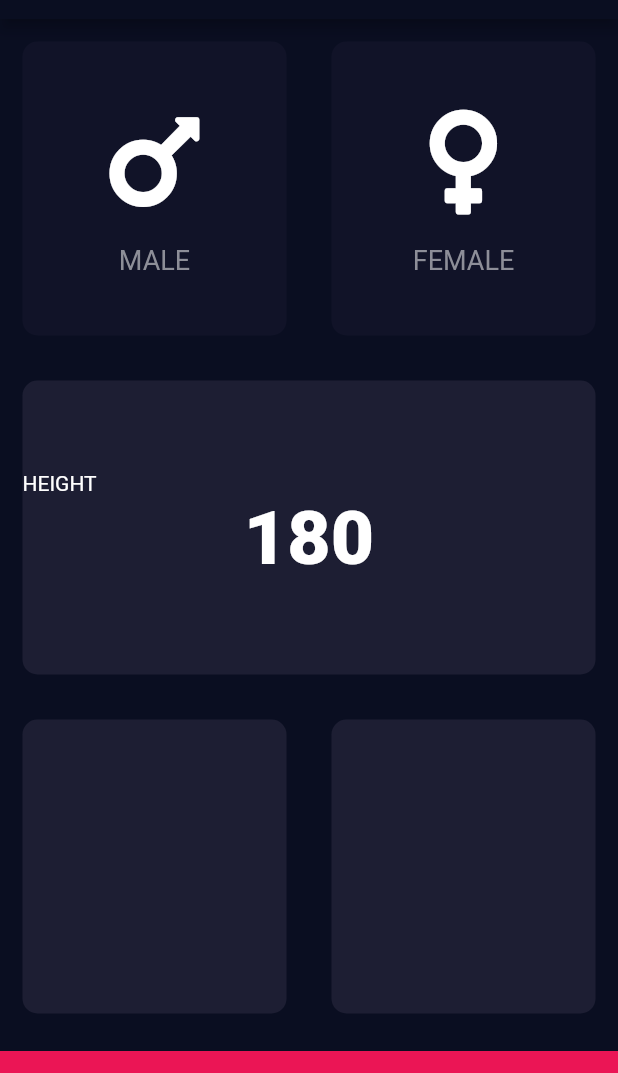
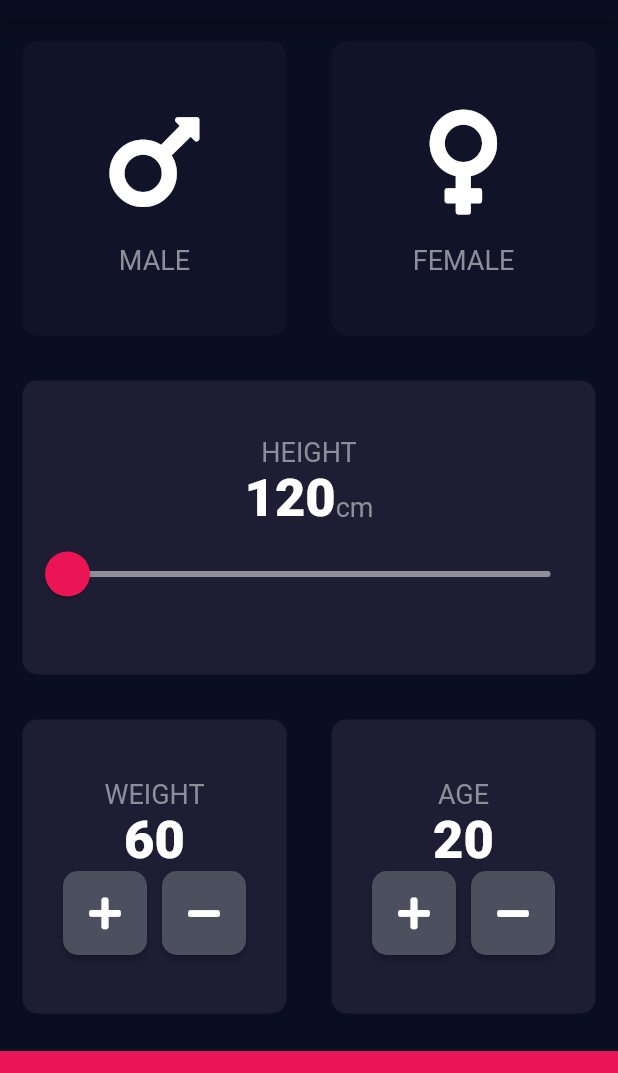
Before and after one commit to cemtaskin/bmi_calculator_2020, a Flutter app: the screen it shows after launch, on a phone screen of 412 x 824 dp, the part 65-1138 px from its top. Run offline on Flutter 3.47's test engine with Material 2 defaults, Android fonts, the phone set to English and light mode, and no system bars; our stand-ins replace font_awesome_flutter.

Commit message:
User ınout interfaces created.

```diff
--- /dev/null
+++ b/lib/RoundIconButton.dart
@@ -0,0 +1,22 @@
+import 'package:flutter/material.dart';
+
+class RoundIconButton extends StatelessWidget {
+  final IconData icon;
+  final Function onPressed;
+
+  RoundIconButton({this.icon, this.onPressed});
+
+  @override
+  Widget build(BuildContext context) {
+    return RawMaterialButton(
+      onPressed: onPressed,
+      child: Icon(icon),
+      constraints: BoxConstraints.tightFor(
+        width: 56.0,
+        height: 56.0,
+      ),
+      shape: RoundedRectangleBorder(borderRadius: BorderRadius.circular(10.0)),
+      fillColor: Color(0xFF4C4F5E),
+    );
+  }
+}
--- /dev/null
+++ b/lib/constants.dart
@@ -0,0 +1,13 @@
+import 'package:flutter/material.dart';
+
+const kBottomContainerHeight = 80.0;
+const kActiveCardColor = Color(0xFF1D1E33);
+const kInactiveCardColor = Color(0xFF111328);
+const kBottomContainerColor = Color(0xFFEB1555);
+
+const kLabelTextStyle = TextStyle(fontSize: 18.0, color: Color(0xFF8D8E98));
+
+const kNumberTextStyle = TextStyle(
+  fontSize: 35.0,
+  fontWeight: FontWeight.w900,
+);
--- a/lib/input_page.dart
+++ b/lib/input_page.dart
@@ -1,13 +1,9 @@
+import 'package:bmi_calculator_2/RoundIconButton.dart';
 import 'package:bmi_calculator_2/icon_content.dart';
 import 'package:bmi_calculator_2/reusable_card.dart';
 import 'package:flutter/material.dart';
 import 'package:font_awesome_flutter/font_awesome_flutter.dart';
-
-const bottomContainerHeight = 80.0;
-const activeCardColor = Color(0xFF1D1E33);
-const inactiveCardColor = Color(0xFF111328);
-
-const bottomContainerColor = Color(0xFFEB1555);
+import 'constants.dart';
 
 enum Gender { Male, Female }
 
@@ -19,6 +15,10 @@ class InputPage extends StatefulWidget {
 class _InputPageState extends State<InputPage> {
   Gender selectedGender;
 
+  int height = 120;
+  int weight = 60;
+  int age = 20;
+
   @override
   Widget build(BuildContext context) {
     return Scaffold(
@@ -26,6 +26,7 @@ class _InputPageState extends State<InputPage> {
         title: Text('BMI CALCULATOR'),
       ),
       body: Column(
+        crossAxisAlignment: CrossAxisAlignment.stretch,
         children: [
           Expanded(
             child: Row(
@@ -38,8 +39,8 @@ class _InputPageState extends State<InputPage> {
                       });
                     },
                     color: selectedGender == Gender.Male
-                        ? activeCardColor
-                        : inactiveCardColor,
+                        ? kActiveCardColor
+                        : kInactiveCardColor,
                     cardChild: IconContent(
                       icon: FontAwesomeIcons.mars,
                       label: 'MALE',
@@ -54,8 +55,8 @@ class _InputPageState extends State<InputPage> {
                       });
                     },
                     color: selectedGender == Gender.Female
-                        ? activeCardColor
-                        : inactiveCardColor,
+                        ? kActiveCardColor
+                        : kInactiveCardColor,
                     cardChild: IconContent(
                       icon: FontAwesomeIcons.venus,
                       label: 'FEMALE',
@@ -67,25 +68,45 @@ class _InputPageState extends State<InputPage> {
           ),
           Expanded(
             child: ReusableCard(
-              color: activeCardColor,
-              cardChild: Column(
+              color: kActiveCardColor,
+              cardChild: Center(
+                child: Column(
                   crossAxisAlignment: CrossAxisAlignment.stretch,
                   mainAxisAlignment: MainAxisAlignment.center,
                   children: [
-                  Text(
+                    Center(
+                      child: Text(
                         'HEIGHT',
+                        style: kLabelTextStyle,
+                      ),
                     ),
                     Row(
                       mainAxisAlignment: MainAxisAlignment.center,
+                      crossAxisAlignment: CrossAxisAlignment.baseline,
+                      textBaseline: TextBaseline.ideographic,
                       children: [
-                      Text('180',
-                          style: TextStyle(
-                            fontSize: 50.0,
-                            fontWeight: FontWeight.w900,
-                          ))
+                        Text(
+                          height.toString(),
+                          style: kNumberTextStyle,
+                        ),
+                        Text(
+                          'cm',
+                          style: kLabelTextStyle,
+                        ),
                       ],
+                    ),
+                    Slider(
+                      value: height.toDouble(),
+                      min: 120.0,
+                      max: 220.0,
+                      onChanged: (value) {
+                        setState(() {
+                          height = value.round();
+                        });
+                      },
                     )
                   ],
+                ),
               ),
             ),
           ),
@@ -94,22 +115,98 @@ class _InputPageState extends State<InputPage> {
               children: [
                 Expanded(
                   child: ReusableCard(
-                    color: activeCardColor,
+                    color: kActiveCardColor,
+                    cardChild: Column(
+                      mainAxisAlignment: MainAxisAlignment.center,
+                      crossAxisAlignment: CrossAxisAlignment.center,
+                      children: [
+                        Text(
+                          'WEIGHT',
+                          style: kLabelTextStyle,
+                        ),
+                        Text(
+                          weight.toString(),
+                          style: kNumberTextStyle,
+                        ),
+                        Row(
+                          mainAxisAlignment: MainAxisAlignment.center,
+                          children: [
+                            RoundIconButton(
+                              icon: FontAwesomeIcons.plus,
+                              onPressed: () {
+                                setState(() {
+                                  weight++;
+                                });
+                              },
+                            ),
+                            SizedBox(
+                              width: 10.0,
+                            ),
+                            RoundIconButton(
+                              icon: FontAwesomeIcons.minus,
+                              onPressed: () {
+                                setState(() {
+                                  weight--;
+                                });
+                              },
+                            ),
+                          ],
+                        ),
+                      ],
+                    ),
                   ),
                 ),
                 Expanded(
                   child: ReusableCard(
-                    color: activeCardColor,
+                    color: kActiveCardColor,
+                    cardChild: Column(
+                      mainAxisAlignment: MainAxisAlignment.center,
+                      crossAxisAlignment: CrossAxisAlignment.center,
+                      children: [
+                        Text(
+                          'AGE',
+                          style: kLabelTextStyle,
+                        ),
+                        Text(
+                          age.toString(),
+                          style: kNumberTextStyle,
+                        ),
+                        Row(
+                          mainAxisAlignment: MainAxisAlignment.center,
+                          children: [
+                            RoundIconButton(
+                              icon: FontAwesomeIcons.plus,
+                              onPressed: () {
+                                setState(() {
+                                  age++;
+                                });
+                              },
+                            ),
+                            SizedBox(
+                              width: 10.0,
+                            ),
+                            RoundIconButton(
+                              icon: FontAwesomeIcons.minus,
+                              onPressed: () {
+                                setState(() {
+                                  age--;
+                                });
+                              },
+                            ),
+                          ],
+                        ),
+                      ],
+                    ),
                   ),
                 ),
               ],
             ),
           ),
           Container(
-            color: bottomContainerColor,
+            color: kBottomContainerColor,
             margin: EdgeInsets.only(top: 10.0),
             width: double.infinity,
-            height: bottomContainerHeight,
+            height: kBottomContainerHeight,
           )
         ],
       ),
--- a/lib/main.dart
+++ b/lib/main.dart
@@ -12,6 +12,14 @@ class BMICalculator extends StatelessWidget {
       theme: ThemeData.dark().copyWith(
           primaryColor: Color(0XFF0A0E21),
           scaffoldBackgroundColor: Color(0XFF0A0E21),
+          sliderTheme: SliderTheme.of(context).copyWith(
+            inactiveTrackColor: Color(0xFF8D8E98),
+            activeTrackColor: Colors.white,
+            thumbColor: Color(0xFFEB1555),
+            overlayColor: Color(0x29EB1555),
+            thumbShape: RoundSliderThumbShape(enabledThumbRadius: 15.0),
+            overlayShape: RoundSliderOverlayShape(overlayRadius: 30.0),
+          ),
           textTheme: TextTheme(
             body1: TextStyle(
               color: Colors.white,
```
Lines whose indentation alone changed are shown as unchanged.
